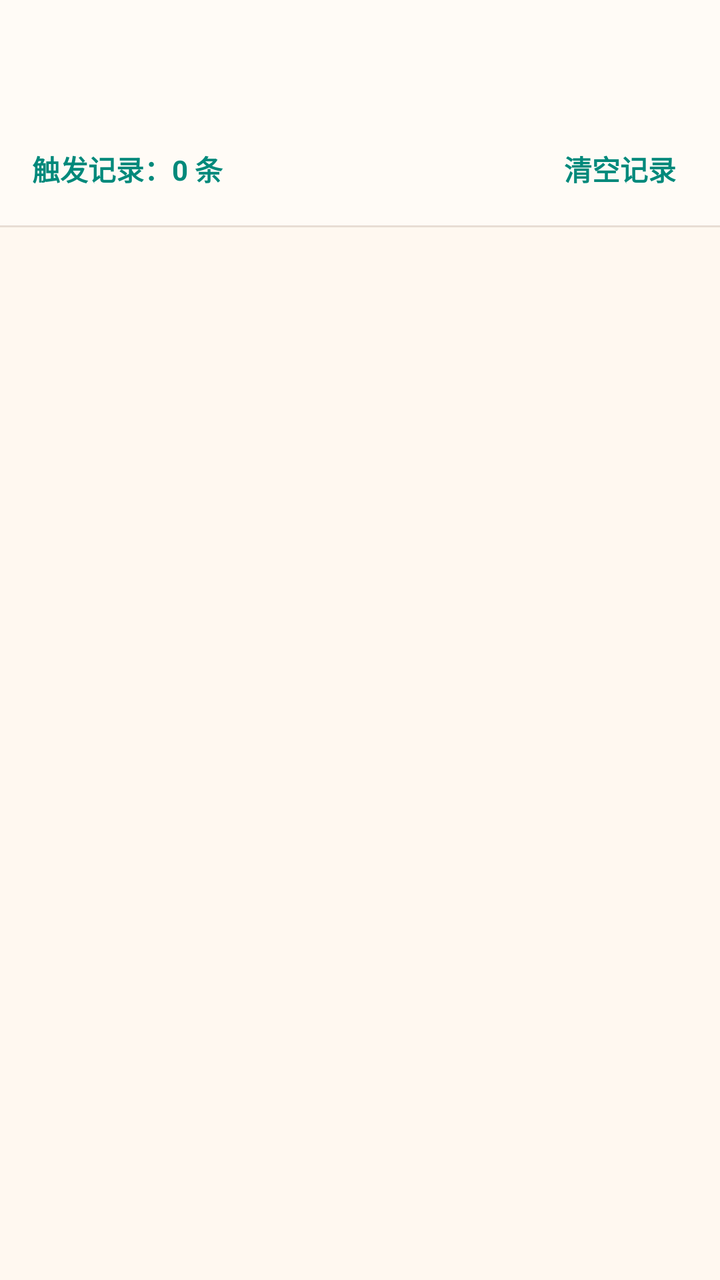
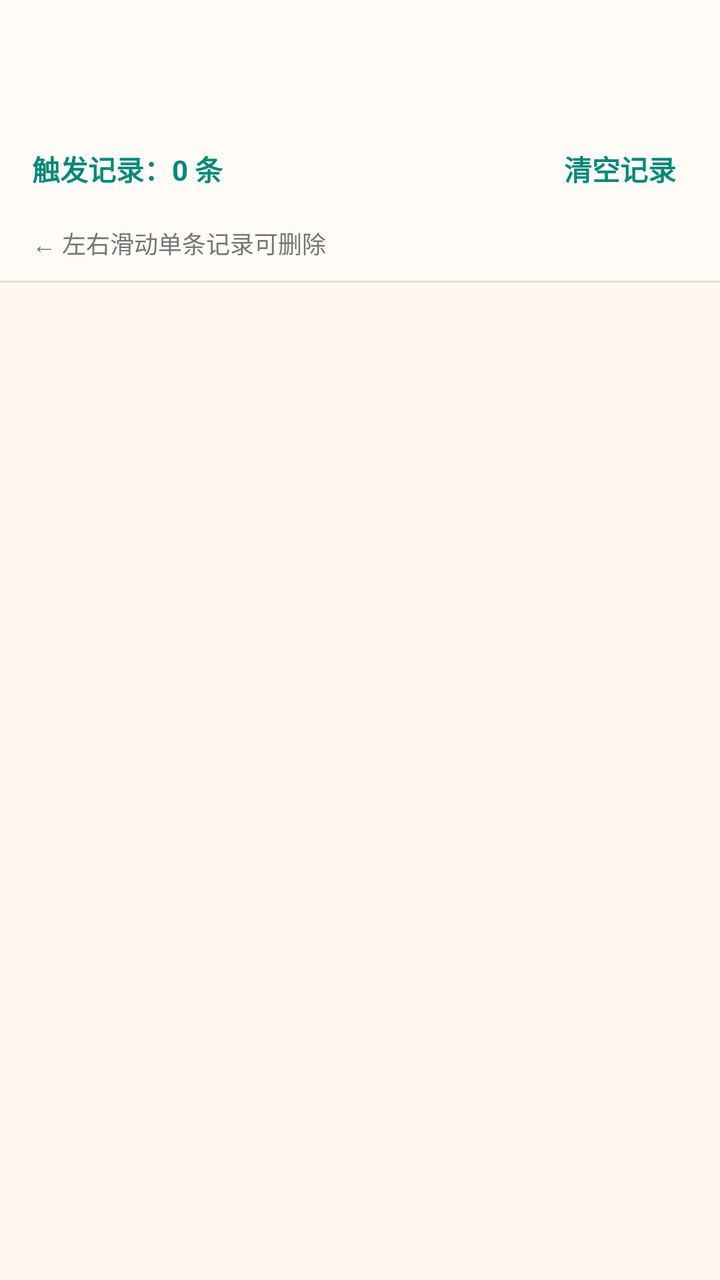

Two renders of the same Android screen: before a commit and after it. Below are the layout's source before the change and the commit's diff.
<!-- AndroidManifest.xml: application theme Theme.SmsAlarmApp -->
<!-- res/layout/activity_alarm_log.xml -->
<?xml version="1.0" encoding="utf-8"?>
<androidx.coordinatorlayout.widget.CoordinatorLayout
    xmlns:android="http://schemas.android.com/apk/res/android"
    xmlns:app="http://schemas.android.com/apk/res-auto"
    android:layout_width="match_parent"
    android:layout_height="match_parent"
    android:background="@color/bg_primary">

    <com.google.android.material.appbar.AppBarLayout
        android:layout_width="match_parent"
        android:layout_height="wrap_content"
        android:background="@color/bg_secondary"
        app:elevation="0dp">

        <androidx.appcompat.widget.Toolbar
            android:id="@+id/toolbar"
            android:layout_width="match_parent"
            android:layout_height="?attr/actionBarSize"
            android:background="@color/bg_secondary"
            app:titleTextColor="@color/text_accent"
            app:titleTextAppearance="@style/TextAppearance.AppCompat.Title" />

    </com.google.android.material.appbar.AppBarLayout>

    <LinearLayout
        android:layout_width="match_parent"
        android:layout_height="match_parent"
        android:orientation="vertical"
        app:layout_behavior="@string/appbar_scrolling_view_behavior">

        
        <LinearLayout
            android:layout_width="match_parent"
            android:layout_height="wrap_content"
            android:orientation="horizontal"
            android:gravity="center_vertical"
            android:paddingStart="16dp"
            android:paddingEnd="16dp"
            android:paddingTop="12dp"
            android:paddingBottom="12dp"
            android:background="@color/bg_secondary">

            <TextView
                android:id="@+id/tvRecordCount"
                android:layout_width="0dp"
                android:layout_height="wrap_content"
                android:layout_weight="1"
                android:text="触发记录：0 条"
                android:textColor="@color/colorPrimary"
                android:textSize="14sp"
                android:textStyle="bold" />

            <TextView
                android:id="@+id/tvClearRecords"
                android:layout_width="wrap_content"
                android:layout_height="wrap_content"
                android:text="清空记录"
                android:textColor="@color/colorPrimary"
                android:textSize="14sp"
                android:textStyle="bold"
                android:padding="6dp"
                android:clickable="true"
                android:focusable="true" />

        </LinearLayout>

        
        <View
            android:layout_width="match_parent"
            android:layout_height="1dp"
            android:background="@color/border_primary" />

        
        <TextView
            android:id="@+id/tvEmptyLog"
            android:layout_width="wrap_content"
            android:layout_height="wrap_content"
            android:layout_gravity="center"
            android:layout_marginTop="80dp"
            android:text="暂无触发记录"
            android:textColor="@color/text_secondary"
            android:textSize="15sp"
            android:gravity="center"
            android:visibility="gone" />

        
        <androidx.recyclerview.widget.RecyclerView
            android:id="@+id/rvAlarmLog"
            android:layout_width="match_parent"
            android:layout_height="0dp"
            android:layout_weight="1"
            android:padding="8dp"
            android:clipToPadding="false" />

    </LinearLayout>

</androidx.coordinatorlayout.widget.CoordinatorLayout>
<!-- resources referenced by this layout -->
<resources>
  <color name="bg_primary">#FFF8F0</color>
  <color name="bg_secondary">#FFFBF6</color>
  <color name="border_primary">#E8DDD4</color>
  <color name="colorPrimary">#00897B</color>
  <color name="text_accent">#00897B</color>
  <color name="text_secondary">#757575</color>
  <style name="Theme.SmsAlarmApp" parent="Theme.MaterialComponents.DayNight.NoActionBar">
          <item name="colorPrimary">@color/colorPrimary</item>
          <item name="colorPrimaryDark">@color/colorPrimaryDark</item>
          <item name="colorAccent">@color/colorAccent</item>
          <item name="android:windowBackground">@color/bg_primary</item>
          
          <item name="colorSurface">@color/bg_secondary</item>
          <item name="android:colorBackground">@color/bg_secondary</item>
          
          <item name="materialAlertDialogTheme">@style/ThemeOverlay.SmsAlarmApp.MaterialAlertDialog</item>
      </style>
  <color name="colorPrimaryDark">#00574B</color>
  <color name="colorAccent">#00897B</color>
  <style name="ThemeOverlay.SmsAlarmApp.MaterialAlertDialog" parent="ThemeOverlay.MaterialComponents.MaterialAlertDialog">
          <item name="colorSurface">@color/bg_secondary</item>
          <item name="android:background">@color/bg_secondary</item>
          <item name="colorPrimary">@color/colorPrimary</item>
          <item name="android:textColorPrimary">@color/text_primary</item>
          <item name="android:textColorSecondary">@color/text_secondary</item>
      </style>
  <color name="text_primary">#212121</color>
</resources>

<!-- the commit's change to res/layout/activity_alarm_log.xml (unified diff, before → after) -->
@@ -65,6 +65,19 @@
         </LinearLayout>
 
         
+        <TextView
+            android:id="@+id/tvSwipeHint"
+            android:layout_width="match_parent"
+            android:layout_height="wrap_content"
+            android:background="@color/bg_secondary"
+            android:paddingStart="16dp"
+            android:paddingEnd="16dp"
+            android:paddingBottom="10dp"
+            android:text="← 左右滑动单条记录可删除"
+            android:textColor="@color/text_secondary"
+            android:textSize="12sp" />
+
+        
         <View
             android:layout_width="match_parent"
             android:layout_height="1dp"
